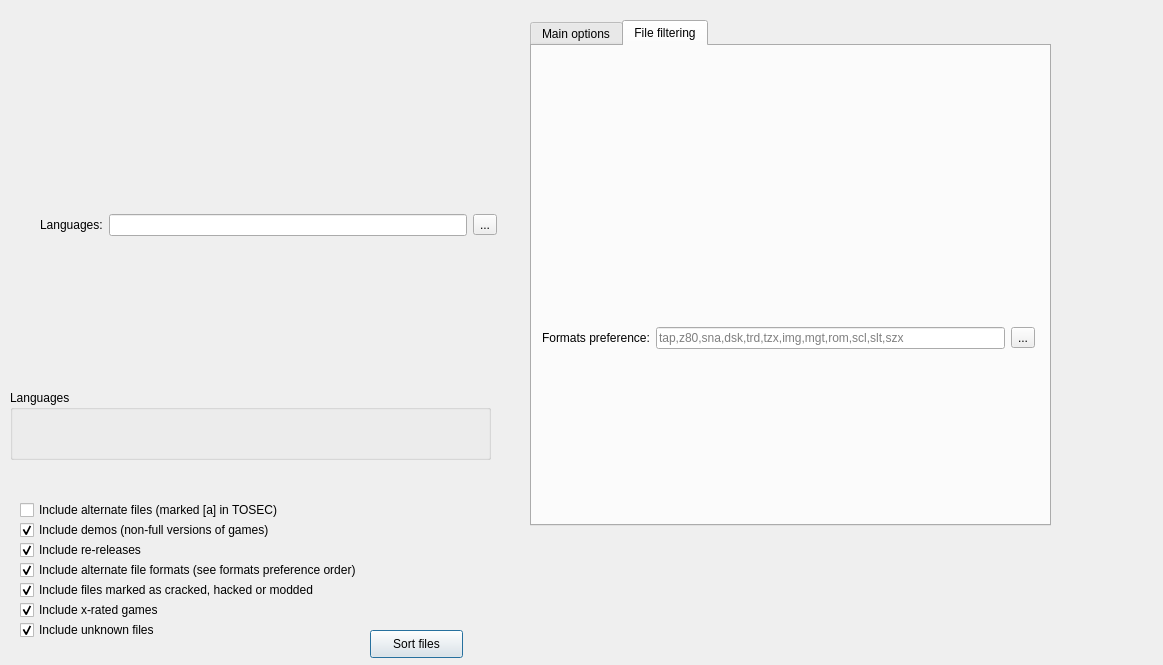
First picture: the form in ui/SorterLauncher.ui, repository ladyeklipse/ZX-Pokemaster, before the edit.
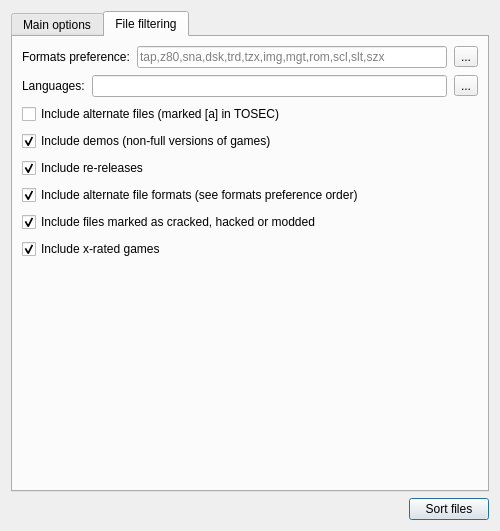
Second picture: the form after the edit. The open tabs and pages were chosen to show the change. Icons and pictures are not drawn.

```diff
--- a/ui/SorterLauncher.ui
+++ b/ui/SorterLauncher.ui
@@ -6,20 +6,20 @@
    <rect>
     <x>0</x>
     <y>0</y>
-    <width>1163</width>
-    <height>665</height>
+    <width>500</width>
+    <height>531</height>
    </rect>
   </property>
   <property name="sizePolicy">
-   <sizepolicy hsizetype="Ignored" vsizetype="Ignored">
+   <sizepolicy hsizetype="MinimumExpanding" vsizetype="MinimumExpanding">
     <horstretch>0</horstretch>
     <verstretch>0</verstretch>
    </sizepolicy>
   </property>
   <property name="minimumSize">
    <size>
-    <width>470</width>
-    <height>527</height>
+    <width>500</width>
+    <height>400</height>
    </size>
   </property>
   <property name="maximumSize">
@@ -50,151 +50,36 @@
   <property name="sizeGripEnabled">
    <bool>false</bool>
   </property>
+  <layout class="QGridLayout" name="gridLayout_3">
+   <property name="sizeConstraint">
+    <enum>QLayout::SetNoConstraint</enum>
+   </property>
+   <item row="1" column="0">
+    <layout class="QHBoxLayout" name="horizontalLayout">
+     <item>
+      <spacer name="horizontalSpacer_2">
+       <property name="orientation">
+        <enum>Qt::Horizontal</enum>
+       </property>
+       <property name="sizeHint" stdset="0">
+        <size>
+         <width>158</width>
+         <height>17</height>
+        </size>
+       </property>
+      </spacer>
+     </item>
+     <item>
   <widget class="QPushButton" name="btnSortFiles">
-   <property name="geometry">
-    <rect>
-     <x>370</x>
-     <y>630</y>
-     <width>93</width>
-     <height>28</height>
-    </rect>
-   </property>
    <property name="text">
     <string>Sort files</string>
    </property>
   </widget>
-  <widget class="QCheckBox" name="chkIncludeAlternate">
-   <property name="geometry">
-    <rect>
-     <x>20</x>
-     <y>500</y>
-     <width>451</width>
-     <height>20</height>
-    </rect>
-   </property>
-   <property name="text">
-    <string>Include alternate files (marked [a] in TOSEC)</string>
-   </property>
-  </widget>
-  <widget class="QCheckBox" name="chkIncludeRereleases">
-   <property name="geometry">
-    <rect>
-     <x>20</x>
-     <y>540</y>
-     <width>451</width>
-     <height>20</height>
-    </rect>
-   </property>
-   <property name="text">
-    <string>Include re-releases</string>
-   </property>
-   <property name="checked">
-    <bool>true</bool>
-   </property>
-  </widget>
-  <widget class="QCheckBox" name="chkIncludeAlternateFileFormats">
-   <property name="geometry">
-    <rect>
-     <x>20</x>
-     <y>560</y>
-     <width>451</width>
-     <height>20</height>
-    </rect>
-   </property>
-   <property name="text">
-    <string>Include alternate file formats (see formats preference order)</string>
-   </property>
-   <property name="checked">
-    <bool>true</bool>
-   </property>
-  </widget>
-  <widget class="QCheckBox" name="chkIncludeHacked">
-   <property name="geometry">
-    <rect>
-     <x>20</x>
-     <y>580</y>
-     <width>451</width>
-     <height>20</height>
-    </rect>
-   </property>
-   <property name="text">
-    <string>Include files marked as cracked, hacked or modded</string>
-   </property>
-   <property name="checked">
-    <bool>true</bool>
-   </property>
-  </widget>
-  <widget class="QCheckBox" name="chkIncludeXRated">
-   <property name="geometry">
-    <rect>
-     <x>20</x>
-     <y>600</y>
-     <width>451</width>
-     <height>20</height>
-    </rect>
-   </property>
-   <property name="text">
-    <string>Include x-rated games</string>
-   </property>
-   <property name="checked">
-    <bool>true</bool>
-   </property>
-  </widget>
-  <widget class="QCheckBox" name="chkIncludeUnknownFiles">
-   <property name="geometry">
-    <rect>
-     <x>20</x>
-     <y>620</y>
-     <width>451</width>
-     <height>20</height>
-    </rect>
-   </property>
-   <property name="text">
-    <string>Include unknown files</string>
-   </property>
-   <property name="checked">
-    <bool>true</bool>
-   </property>
-  </widget>
-  <widget class="QCheckBox" name="chkIncludeDemos">
-   <property name="geometry">
-    <rect>
-     <x>20</x>
-     <y>520</y>
-     <width>451</width>
-     <height>20</height>
-    </rect>
-   </property>
-   <property name="text">
-    <string>Include demos (non-full versions of games)</string>
-   </property>
-   <property name="checked">
-    <bool>true</bool>
-   </property>
-  </widget>
-  <widget class="QGroupBox" name="groupBox_4">
-   <property name="geometry">
-    <rect>
-     <x>10</x>
-     <y>390</y>
-     <width>481</width>
-     <height>70</height>
-    </rect>
-   </property>
-   <property name="title">
-    <string>Languages</string>
-   </property>
-   <layout class="QVBoxLayout" name="verticalLayout"/>
-  </widget>
+     </item>
+    </layout>
+   </item>
+   <item row="0" column="0">
   <widget class="QTabWidget" name="tabWidget">
-   <property name="geometry">
-    <rect>
-     <x>530</x>
-     <y>20</y>
-     <width>521</width>
-     <height>506</height>
-    </rect>
-   </property>
    <property name="currentIndex">
     <number>1</number>
    </property>
@@ -329,27 +214,15 @@
     <attribute name="title">
      <string>File filtering</string>
     </attribute>
-    <widget class="QWidget" name="horizontalLayoutWidget">
-     <property name="geometry">
-      <rect>
-       <x>0</x>
-       <y>10</y>
-       <width>511</width>
-       <height>261</height>
-      </rect>
-     </property>
-     <layout class="QHBoxLayout" name="horizontalLayout"/>
-    </widget>
-    <widget class="QWidget" name="horizontalLayoutWidget_3">
-     <property name="geometry">
-      <rect>
-       <x>10</x>
-       <y>280</y>
-       <width>493</width>
-       <height>24</height>
-      </rect>
-     </property>
+      <layout class="QVBoxLayout" name="verticalLayout" stretch="0,0,1,1,1,1,1,1,1">
+       <property name="spacing">
+        <number>7</number>
+       </property>
+       <item>
      <layout class="QHBoxLayout" name="horizontalLayout_3">
+         <property name="sizeConstraint">
+          <enum>QLayout::SetMinimumSize</enum>
+         </property>
       <item>
        <widget class="QLabel" name="label_2">
         <property name="text">
@@ -375,19 +248,12 @@
        </widget>
       </item>
      </layout>
-    </widget>
-   </widget>
-  </widget>
-  <widget class="QWidget" name="horizontalLayoutWidget_4">
-   <property name="geometry">
-    <rect>
-     <x>40</x>
-     <y>210</y>
-     <width>457</width>
-     <height>30</height>
-    </rect>
-   </property>
+       </item>
+       <item>
    <layout class="QHBoxLayout" name="horizontalLayout_4">
+         <property name="sizeConstraint">
+          <enum>QLayout::SetMinimumSize</enum>
+         </property>
     <item>
      <widget class="QLabel" name="label_3">
       <property name="text">
@@ -413,7 +279,92 @@
      </widget>
     </item>
    </layout>
-  </widget>
+       </item>
+       <item>
+        <widget class="QCheckBox" name="chkIncludeAlternate">
+         <property name="text">
+          <string>Include alternate files (marked [a] in TOSEC)</string>
+         </property>
+        </widget>
+       </item>
+       <item>
+        <widget class="QCheckBox" name="chkIncludeDemos">
+         <property name="text">
+          <string>Include demos (non-full versions of games)</string>
+         </property>
+         <property name="checked">
+          <bool>true</bool>
+         </property>
+        </widget>
+       </item>
+       <item>
+        <widget class="QCheckBox" name="chkIncludeRereleases">
+         <property name="text">
+          <string>Include re-releases</string>
+         </property>
+         <property name="checked">
+          <bool>true</bool>
+         </property>
+        </widget>
+       </item>
+       <item>
+        <widget class="QCheckBox" name="chkIncludeAlternateFileFormats">
+         <property name="text">
+          <string>Include alternate file formats (see formats preference order)</string>
+         </property>
+         <property name="checked">
+          <bool>true</bool>
+         </property>
+        </widget>
+       </item>
+       <item>
+        <widget class="QCheckBox" name="chkIncludeHacked">
+         <property name="text">
+          <string>Include files marked as cracked, hacked or modded</string>
+         </property>
+         <property name="checked">
+          <bool>true</bool>
+         </property>
+        </widget>
+       </item>
+       <item>
+        <widget class="QCheckBox" name="chkIncludeXRated">
+         <property name="text">
+          <string>Include x-rated games</string>
+         </property>
+         <property name="checked">
+          <bool>true</bool>
+         </property>
+        </widget>
+       </item>
+       <item>
+        <spacer name="verticalSpacer">
+         <property name="orientation">
+          <enum>Qt::Vertical</enum>
+         </property>
+         <property name="sizeHint" stdset="0">
+          <size>
+           <width>20</width>
+           <height>40</height>
+          </size>
+         </property>
+        </spacer>
+       </item>
+      </layout>
+      <zorder>horizontalLayoutWidget_3</zorder>
+      <zorder>horizontalLayoutWidget_4</zorder>
+      <zorder>chkIncludeAlternate</zorder>
+      <zorder>chkIncludeDemos</zorder>
+      <zorder>chkIncludeAlternateFileFormats</zorder>
+      <zorder>chkIncludeHacked</zorder>
+      <zorder>chkIncludeRereleases</zorder>
+      <zorder>chkIncludeXRated</zorder>
+      <zorder>label_2</zorder>
+      <zorder>verticalSpacer</zorder>
+     </widget>
+    </widget>
+   </item>
+  </layout>
  </widget>
  <resources>
   <include location="res.qrc"/>
```
Left out of the diff: 66 changed lines with no effect on the pictures. Lines whose indentation alone changed are shown as unchanged.
